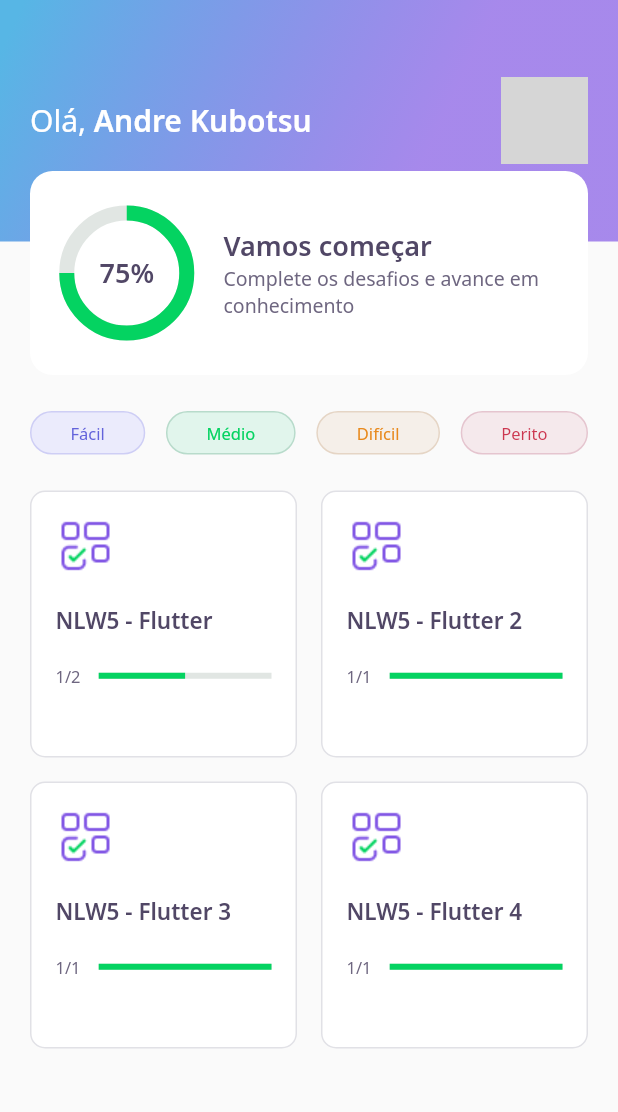
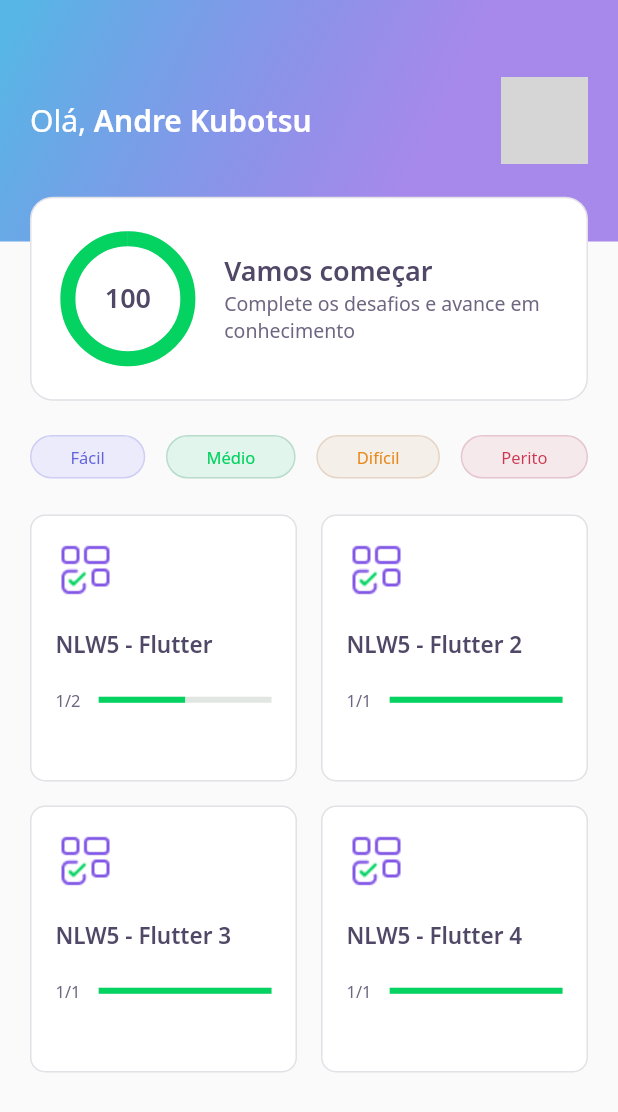
Before and after one commit to andrekubotsu/nlw5-devquiz-app-flutter, a Flutter app: the screen it shows after launch, on a phone screen of 412 x 824 dp. Shown: the top 1112 px of the screen. Run offline on Flutter 3.47's test engine with Material 2 defaults, Android fonts, the phone set to English and light mode, and no system bars; our stand-ins replace google_fonts, share_plus; accounts and stored records are empty; network calls fail; grey boxes are pictures that could not be loaded.

Commit message:
aula 05 and git upload

```diff
--- a/lib/challenge/challenge_controller.dart
+++ b/lib/challenge/challenge_controller.dart
@@ -6,4 +6,6 @@ class ChallengeController {
   final currentPageNotifier = ValueNotifier<int>(1);
   int get currentPage => currentPageNotifier.value;
   set currentPage(int value) => currentPageNotifier.value = value;
+
+  int rightAnswers = 0;
 }
--- a/lib/challenge/widgets/answer/answer_widget.dart
+++ b/lib/challenge/widgets/answer/answer_widget.dart
@@ -7,7 +7,7 @@ class AnswerWidget extends StatelessWidget {
   final AnswerModel answer;
   final bool isSelected;
   final bool disabled;
-  final VoidCallback onTap;
+  final ValueChanged<bool> onTap;
 
   const AnswerWidget({
     Key? key,
@@ -41,7 +41,9 @@ class AnswerWidget extends StatelessWidget {
       child: IgnorePointer(
         ignoring: disabled,
         child: GestureDetector(
-          onTap: onTap,
+          onTap: () {
+            onTap(answer.isRight);
+          },
           child: Container(
               padding: EdgeInsets.all(16),
               decoration: BoxDecoration(
--- a/lib/core/app_widget.dart
+++ b/lib/core/app_widget.dart
@@ -1,5 +1,3 @@
-import 'package:DevQuiz/challenge/challenge_page.dart';
-import 'package:DevQuiz/home/home_page.dart';
 import 'package:DevQuiz/splash/splash_page.dart';
 import 'package:flutter/material.dart';
 
@@ -8,7 +6,7 @@ class AppWidget extends StatelessWidget {
   Widget build(BuildContext context) {
     return MaterialApp(
       title: "DevQuiz",
-      home: HomePage(),
+      home: SplashPage(),
     );
   }
 }
--- a/lib/home/home_controller.dart
+++ b/lib/home/home_controller.dart
@@ -17,7 +17,7 @@ class HomeController {
 
   void getUser() async {
     state = HomeState.loading;
-    await Future.delayed(Duration(seconds: 2));
+    await Future.delayed(Duration(seconds: 1));
 
     user = await repository.getUser();
 
@@ -26,7 +26,7 @@ class HomeController {
 
   void getQuizzes() async {
     state = HomeState.loading;
-    await Future.delayed(Duration(seconds: 2));
+    await Future.delayed(Duration(seconds: 1));
 
     quizzes = await repository.getQuizzes();
 
--- a/lib/home/home_page.dart
+++ b/lib/home/home_page.dart
@@ -37,7 +37,7 @@ class _HomePageState extends State<HomePage> {
           padding: const EdgeInsets.symmetric(horizontal: 20),
           child: Column(children: [
             SizedBox(
-              height: 24,
+              height: 40,
             ),
             Row(
               mainAxisAlignment: MainAxisAlignment.spaceBetween,
@@ -67,6 +67,7 @@ class _HomePageState extends State<HomePage> {
                                 context,
                                 MaterialPageRoute(
                                   builder: (context) => ChallengePageWidget(
+                                    title: e.title,
                                     questions: e.questions,
                                   ),
                                 ));
--- a/lib/home/widgets/appbar/appbar_widget.dart
+++ b/lib/home/widgets/appbar/appbar_widget.dart
@@ -44,7 +44,10 @@ class AppBarWidget extends PreferredSize {
                     ),
                   ),
                   Align(
-                      alignment: Alignment(0.0, 1.0), child: ScoreCardWidget())
+                      alignment: Alignment(0.0, 1.3),
+                      child: ScoreCardWidget(
+                        percent: user.score / 100,
+                      ))
                 ],
               ),
             ));
--- a/lib/home/widgets/chart/chart_widget.dart
+++ b/lib/home/widgets/chart/chart_widget.dart
@@ -2,14 +2,44 @@ import 'package:DevQuiz/core/app_colors.dart';
 import 'package:DevQuiz/core/app_text_styles.dart';
 import 'package:flutter/material.dart';
 
-class ChartWidget extends StatelessWidget {
-  const ChartWidget({Key? key}) : super(key: key);
+class ChartWidget extends StatefulWidget {
+  final double percent;
+
+  const ChartWidget({Key? key, required this.percent}) : super(key: key);
+
+  @override
+  _ChartWidgetState createState() => _ChartWidgetState();
+}
+
+class _ChartWidgetState extends State<ChartWidget>
+    with SingleTickerProviderStateMixin {
+  late AnimationController _controller;
+  late Animation<double> _animation;
+
+  void _initAnimation() {
+    _controller =
+        AnimationController(vsync: this, duration: Duration(seconds: 3));
+
+    _animation =
+        Tween<double>(begin: 0.0, end: widget.percent).animate(_controller);
+
+    _controller.forward();
+  }
+
+  @override
+  void initState() {
+    _initAnimation();
+    super.initState();
+  }
+
   @override
   Widget build(BuildContext context) {
     return Container(
         height: 80,
         width: 80,
-      child: Stack(
+        child: AnimatedBuilder(
+          animation: _animation,
+          builder: (context, _) => Stack(
             children: [
               Center(
                 child: Container(
@@ -17,7 +47,7 @@ class ChartWidget extends StatelessWidget {
                   width: 80,
                   child: CircularProgressIndicator(
                     strokeWidth: 10,
-                value: .75,
+                    value: _animation.value,
                     backgroundColor: AppColors.chartSecondary,
                     valueColor:
                         AlwaysStoppedAnimation<Color>(AppColors.chartPrimary),
@@ -26,11 +56,11 @@ class ChartWidget extends StatelessWidget {
               ),
               Center(
                   child: Text(
-            "75%",
+                "${(_animation.value * 100).toInt()}",
                 style: AppTextStyles.heading,
               ))
             ],
           ),
-    );
+        ));
   }
 }
--- a/lib/home/widgets/score_card/scorecard_widget.dart
+++ b/lib/home/widgets/score_card/scorecard_widget.dart
@@ -4,7 +4,8 @@ import 'package:DevQuiz/home/widgets/chart/chart_widget.dart';
 import 'package:flutter/material.dart';
 
 class ScoreCardWidget extends StatelessWidget {
-  const ScoreCardWidget({Key? key}) : super(key: key);
+  final double percent;
+  const ScoreCardWidget({Key? key, required this.percent}) : super(key: key);
 
   @override
   Widget build(BuildContext context) {
@@ -13,13 +14,19 @@ class ScoreCardWidget extends StatelessWidget {
       child: Container(
         height: 136,
         decoration: BoxDecoration(
-            color: AppColors.white, borderRadius: BorderRadius.circular(15)),
+            color: AppColors.white,
+            borderRadius: BorderRadius.circular(15),
+            border: Border.fromBorderSide(BorderSide(color: AppColors.border))),
         child: Padding(
           padding: const EdgeInsets.symmetric(horizontal: 24),
           child: Row(
             crossAxisAlignment: CrossAxisAlignment.center,
             children: [
-              Expanded(flex: 1, child: ChartWidget()),
+              Expanded(
+                  flex: 1,
+                  child: ChartWidget(
+                    percent: percent,
+                  )),
               Expanded(
                 flex: 3,
                 child: Padding(
--- a/pubspec.yaml
+++ b/pubspec.yaml
@@ -1,5 +1,5 @@
 name: DevQuiz
-description: DevQuiz - Gabul DEV
+description: DevQuiz - Andre Kubotsu
 version: 1.0.0+1
 
 environment:
@@ -10,6 +10,7 @@ dependencies:
     sdk: flutter
   cupertino_icons: ^1.0.2
   google_fonts: ^2.0.0
+  share_plus: ^2.0.1
 
 dev_dependencies:
   flutter_test:
```
Also changed, not shown: lib/challenge/challenge_page.dart (+24 -3 lines), lib/challenge/widgets/next_button/nextbutton_widget.dart (+17 -0 lines), lib/challenge/widgets/quiz/quiz_widget.dart (+4 -4 lines), lib/result/result_page.dart (added, +76 -0 lines), lib/splash/splash_page.dart (+8 -0 lines), assets/images/trophy.png, pubspec.lock, 1 other file. Lines whose indentation alone changed are shown as unchanged.
